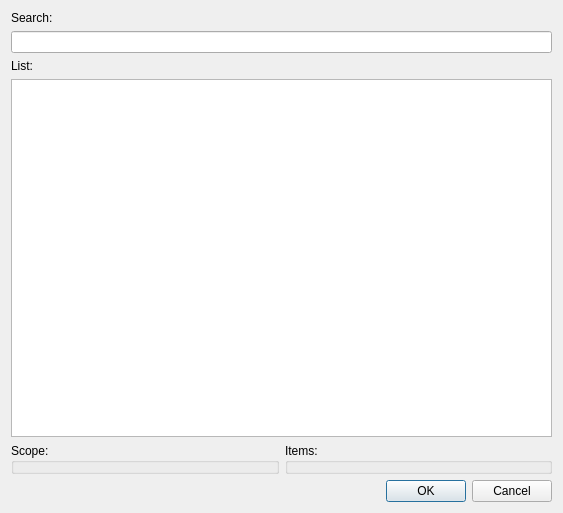
Old version of the form plugins/quickopen/quickopen.ui in the repository KDE/kdevelop.
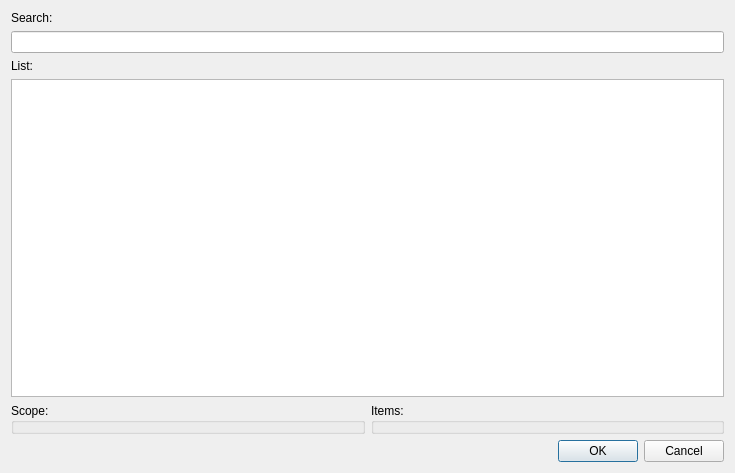
New version of the form. Custom widgets are drawn as their Qt base class.

Commit message: - Make the quickopen widget even wider, because it often cannot hold all the information like long function-signatures or file paths - Don't show "Project .." when the project is unknown

```diff
--- a/plugins/quickopen/quickopen.ui
+++ b/plugins/quickopen/quickopen.ui
@@ -5,8 +5,8 @@
    <rect>
     <x>0</x>
     <y>0</y>
-    <width>563</width>
-    <height>513</height>
+    <width>735</width>
+    <height>473</height>
    </rect>
   </property>
   <property name="windowTitle" >
```
The commit also changes 1 other file.
